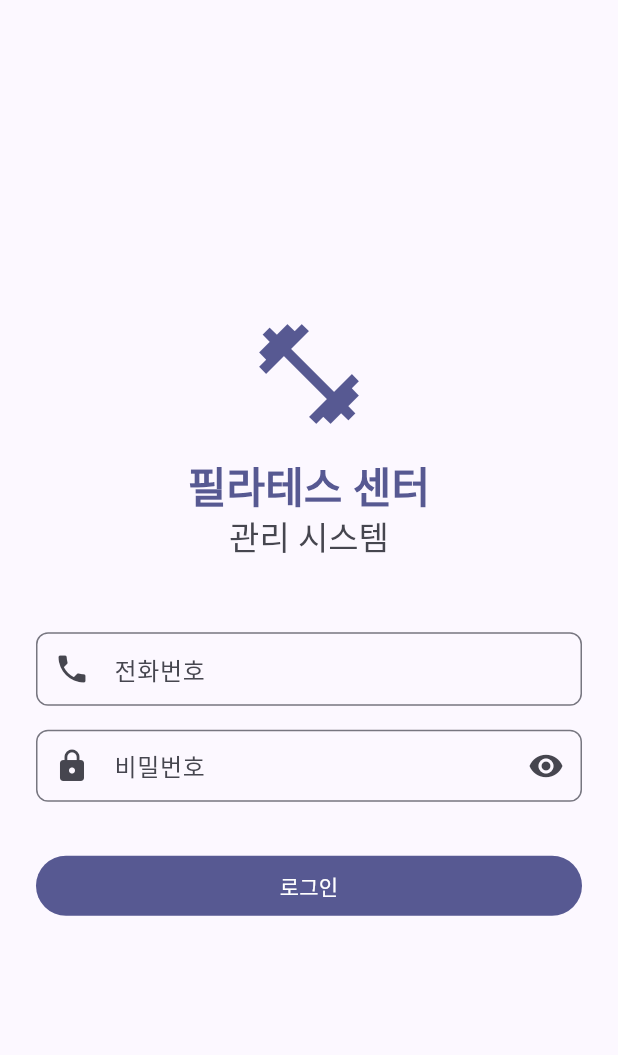
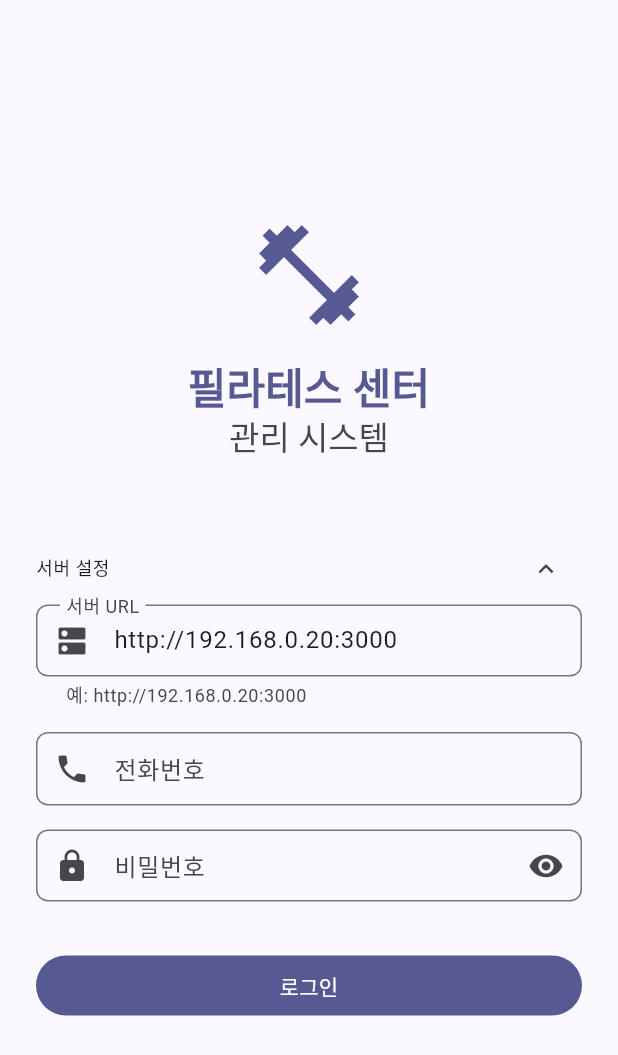
Before and after one commit to kimh8326/IBA_CENTER_SYSTEM, a Flutter app: the screen it shows after launch, on a phone screen of 412 x 824 dp. Shown: the top 1055 px of the screen. Run offline on Flutter 3.47's test engine with Material 3 defaults, Android fonts, the phone set to English and light mode, and no system bars; our stand-ins replace shared_preferences, table_calendar; accounts and stored records are empty.

Commit message:
fix: Android 서버 연결 문제 수정 및 서버 URL 설정 기능 추가
주요 변경사항:

1. API 클라이언트 서버 URL 동적 설정
   - 하드코딩된 서버 URL 제거
   - SharedPreferences를 통한 서버 URL 저장/불러오기
   - Release 빌드에서도 커스텀 서버 URL 사용 가능
   - client/lib/core/api/api_client.dart

2. 로그인 화면에 서버 URL 설정 UI 추가
   - 설정 아이콘 클릭으로 서버 URL 입력 필드 표시/숨김
   - 기본값: http://192.168.0.20:3000
   - URL 유효성 검증 (http:// 또는 https:// 필수)
   - client/lib/features/auth/login_screen.dart

3. Android APK 빌드
   - 새 버전: pilates_center_v1.0.3_fixed.apk
   - 크기: 51MB
   - 서버 URL 설정 기능 포함

문제 해결:
- Android Release 빌드에서 localhost 사용으로 인한 연결 실패 해결
- 사용자가 Wi-Fi 환경에 맞는 서버 IP 설정 가능

🤖 Generated with [Claude Code](https://claude.com/claude-code)

Co-Authored-By: Claude <noreply@anthropic.com>

```diff
--- a/client/lib/core/api/api_client.dart
+++ b/client/lib/core/api/api_client.dart
@@ -5,15 +5,35 @@ import 'package:shared_preferences/shared_preferences.dart';
 
 class ApiClient {
   static const String _tokenKey = 'auth_token';
+  static const String _serverUrlKey = 'server_url';
 
-  // 개발 환경에서는 모든 플랫폼에서 localhost 사용
-  static String get _baseUrl {
-    // 개발 환경에서는 localhost, 프로덕션에서는 서버 IP 사용
-    final url = kDebugMode
-        ? 'http://localhost:3000/api'  // 개발 중에는 모든 플랫폼에서 localhost
-        : 'http://172.30.1.18:3000/api'; // 프로덕션에서는 서버 IP
-    print('🌐 API_CLIENT: 현재 플랫폼=${kIsWeb ? "Web" : "Desktop"}, 디버그=${kDebugMode}, URL=$url');
-    return url;
+  // 서버 URL을 SharedPreferences에서 읽어오기
+  static Future<String> get baseUrl async {
+    final prefs = await SharedPreferences.getInstance();
+    final savedUrl = prefs.getString(_serverUrlKey);
+
+    // 저장된 URL이 있으면 사용, 없으면 기본값
+    final url = savedUrl ?? (kDebugMode
+        ? 'http://localhost:3000'  // 개발 중 기본값
+        : 'http://192.168.0.20:3000'); // 프로덕션 기본값
+
+    print('🌐 API_CLIENT: 현재 플랫폼=${kIsWeb ? "Web" : "Mobile"}, 디버그=${kDebugMode}, URL=$url/api');
+    return '$url/api';
+  }
+
+  // 서버 URL 저장
+  static Future<void> setServerUrl(String url) async {
+    final prefs = await SharedPreferences.getInstance();
+    // /api 제거하고 저장
+    final cleanUrl = url.replaceAll('/api', '').replaceAll(RegExp(r'/+$'), '');
+    await prefs.setString(_serverUrlKey, cleanUrl);
+    print('💾 API_CLIENT: 서버 URL 저장됨: $cleanUrl');
+  }
+
+  // 서버 URL 조회
+  static Future<String?> getServerUrl() async {
+    final prefs = await SharedPreferences.getInstance();
+    return prefs.getString(_serverUrlKey);
   }
 
   final http.Client _client = http.Client();
@@ -84,7 +104,8 @@ class ApiClient {
     await _loadToken();
 
     try {
-      var uri = Uri.parse('$_baseUrl$endpoint');
+      final base = await baseUrl;
+      var uri = Uri.parse('$base$endpoint');
       if (queryParams != null && queryParams.isNotEmpty) {
         uri = uri.replace(queryParameters: queryParams);
       }
@@ -111,7 +132,8 @@ class ApiClient {
     if (includeAuth) await _loadToken();
 
     try {
-      final url = Uri.parse('$_baseUrl$endpoint');
+      final base = await baseUrl;
+      final url = Uri.parse('$base$endpoint');
       final headers = _getHeaders(includeAuth: includeAuth);
       final body = json.encode(data);
 
@@ -150,8 +172,9 @@ class ApiClient {
     await _loadToken();
 
     try {
+      final base = await baseUrl;
       final response = await _client.put(
-        Uri.parse('$_baseUrl$endpoint'),
+        Uri.parse('$base$endpoint'),
         headers: _getHeaders(),
         body: json.encode(data),
       );
@@ -169,8 +192,9 @@ class ApiClient {
     await _loadToken();
 
     try {
+      final base = await baseUrl;
       final response = await _client.delete(
-        Uri.parse('$_baseUrl$endpoint'),
+        Uri.parse('$base$endpoint'),
         headers: _getHeaders(),
       );
 
--- a/client/lib/features/auth/login_screen.dart
+++ b/client/lib/features/auth/login_screen.dart
@@ -12,13 +12,34 @@ class LoginScreen extends StatefulWidget {
 
 class _LoginScreenState extends State<LoginScreen> {
   final _formKey = GlobalKey<FormState>();
+  final _serverUrlController = TextEditingController();
   final _phoneController = TextEditingController();
   final _passwordController = TextEditingController();
   bool _isLoading = false;
   bool _obscurePassword = true;
+  bool _showServerUrl = false;
+
+  @override
+  void initState() {
+    super.initState();
+    _loadServerUrl();
+  }
+
+  Future<void> _loadServerUrl() async {
+    final savedUrl = await ApiClient.getServerUrl();
+    if (savedUrl != null) {
+      _serverUrlController.text = savedUrl;
+    } else {
+      // 기본값 설정
+      _serverUrlController.text = 'http://192.168.0.20:3000';
+      _showServerUrl = true; // 저장된 URL이 없으면 필드 표시
+      setState(() {});
+    }
+  }
 
   @override
   void dispose() {
+    _serverUrlController.dispose();
     _phoneController.dispose();
     _passwordController.dispose();
     super.dispose();
@@ -32,6 +53,9 @@ class _LoginScreenState extends State<LoginScreen> {
     });
 
     try {
+      // 서버 URL 저장
+      await ApiClient.setServerUrl(_serverUrlController.text.trim());
+
       await context.read<AuthProvider>().login(
         _phoneController.text.trim(),
         _passwordController.text,
@@ -100,6 +124,52 @@ class _LoginScreenState extends State<LoginScreen> {
                     textAlign: TextAlign.center,
                   ),
                   const SizedBox(height: 48),
+
+                  // 서버 URL 입력 (설정 아이콘 클릭 시 표시/숨김)
+                  Row(
+                    children: [
+                      Expanded(
+                        child: Text(
+                          _showServerUrl ? '서버 설정' : '서버: ${_serverUrlController.text}',
+                          style: theme.textTheme.bodySmall,
+                        ),
+                      ),
+                      IconButton(
+                        icon: Icon(
+                          _showServerUrl ? Icons.expand_less : Icons.settings,
+                          size: 20,
+                        ),
+                        onPressed: () {
+                          setState(() {
+                            _showServerUrl = !_showServerUrl;
+                          });
+                        },
+                      ),
+                    ],
+                  ),
+                  if (_showServerUrl) ...[
+                    TextFormField(
+                      controller: _serverUrlController,
+                      keyboardType: TextInputType.url,
+                      decoration: const InputDecoration(
+                        labelText: '서버 URL',
+                        hintText: 'http://192.168.0.20:3000',
+                        prefixIcon: Icon(Icons.dns),
+                        helperText: '예: http://192.168.0.20:3000',
+                      ),
+                      validator: (value) {
+                        if (value == null || value.isEmpty) {
+                          return '서버 URL을 입력해주세요';
+                        }
+                        if (!value.startsWith('http://') && !value.startsWith('https://')) {
+                          return 'http:// 또는 https://로 시작해야 합니다';
+                        }
+                        return null;
+                      },
+                      textInputAction: TextInputAction.next,
+                    ),
+                    const SizedBox(height: 16),
+                  ],
 
                   // 전화번호 입력
                   TextFormField(
```
